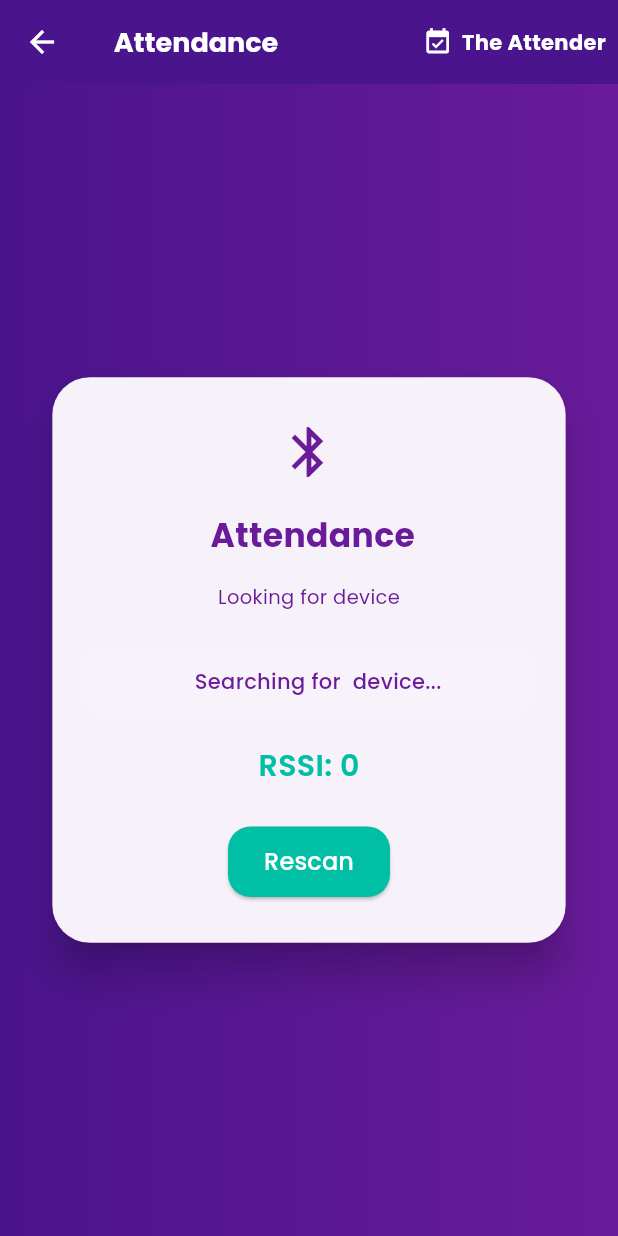
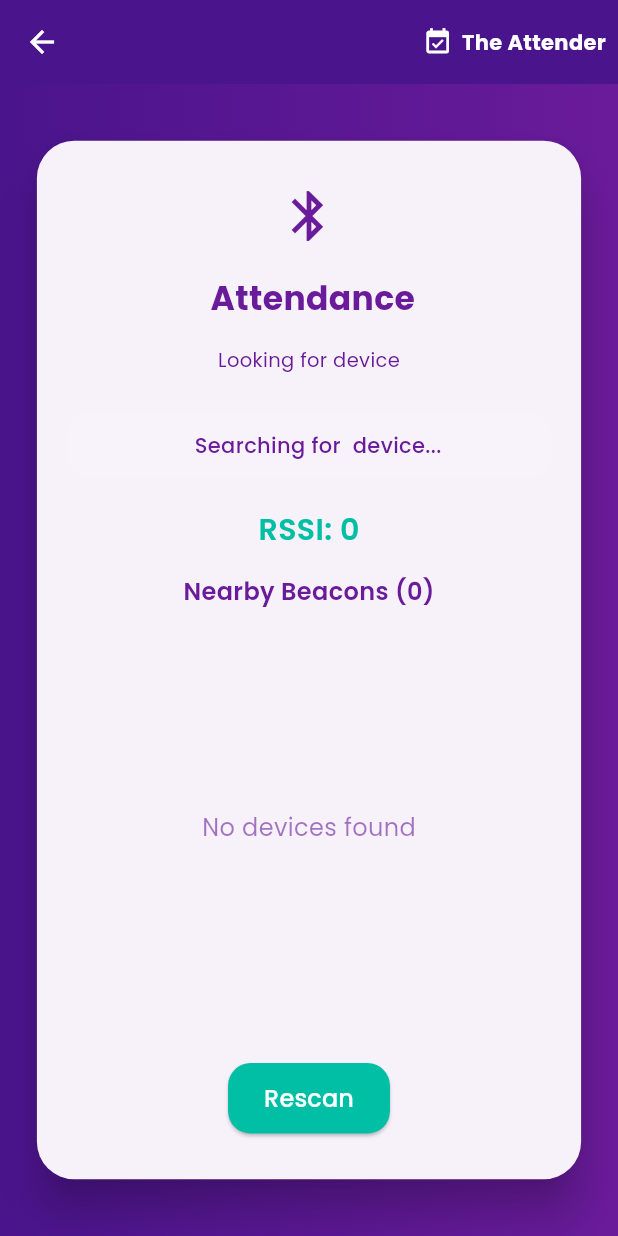
Before and after one commit to CasuallyC0ding/attendance_app, a Flutter app: the TakeAttendence screen opened directly with empty values, after a tap on "Rescan", on a phone screen of 412 x 824 dp. Run offline on Flutter 3.47's test engine with Material 3 defaults, Android fonts, the phone set to English and light mode, and no system bars; our stand-ins replace device_preview, firebase_auth, firebase_core, flutter_blue_plus, google_fonts, permission_handler; accounts and stored records are empty.

Commit message:
updated with fix

```diff
--- a/lib/Take_Attendence.dart
+++ b/lib/Take_Attendence.dart
@@ -1,3 +1,5 @@
+
+import 'dart:math';
 import 'package:flutter/material.dart';
 import 'package:flutter_blue_plus/flutter_blue_plus.dart';
 import 'package:google_fonts/google_fonts.dart';
@@ -6,14 +8,13 @@ import 'package:permission_handler/permission_handler.dart';
 class TakeAttendence extends StatefulWidget {
   final String selectedCourse;
 
-  const TakeAttendence({super.key, required this.selectedCourse});
+  const TakeAttendence({Key? key, required this.selectedCourse}) : super(key: key);
 
   @override
-  State<TakeAttendence> createState() => _TakeAttendencepage();
+  State<TakeAttendence> createState() => _TakeAttendencePage();
 }
 
-class _TakeAttendencepage extends State<TakeAttendence> {
-  // Device address mapping remains unchanged
+class _TakeAttendencePage extends State<TakeAttendence> {
   final Map<String, String> _courseDevices = {
     'COMM604': 'BC:57:29:00:4B:3A',
     'NETW603': 'D4:36:39:DB:6F:7B',
@@ -26,26 +27,43 @@ class _TakeAttendencepage extends State<TakeAttendence> {
   int _rssi = 0;
   bool _isScanning = false;
   String _status = 'Searching for device...';
+  List<ScanResult> _allDevices = [];
 
   @override
   void initState() {
     super.initState();
-    _startScan();
+    _requestPermissionsAndStartScan();
   }
 
-  // Scanning logic remains unchanged
+  Future<void> _requestPermissionsAndStartScan() async {
+    // Request location permission (required for BLE on Android)
+    var status = await Permission.location.request();
+    if (status.isGranted) {
+      _startScan();
+    } else {
+      setState(() {
+        _status = 'Location permission required for Bluetooth scanning';
+      });
+    }
+  }
+
   Future<void> _startScan() async {
     try {
-      await Permission.location.request();
       setState(() {
         _isScanning = true;
         _status = 'Searching for ${widget.selectedCourse} device...';
+        _allDevices.clear();
       });
 
+      // Setup scan listener
       FlutterBluePlus.scanResults.listen((results) {
         final targetAddress = _courseDevices[widget.selectedCourse]?.replaceAll(':', '') ?? '';
+        setState(() {
+          _allDevices = results.where((result) => result.device.remoteId.str.isNotEmpty).toList();
+        });
+
         for (ScanResult result in results) {
-          if (result.device.remoteId.toString().toUpperCase() == targetAddress) {
+          if (result.device.remoteId.str.toUpperCase() == targetAddress) {
             setState(() {
               _targetDevice = result.device;
               _rssi = result.rssi;
@@ -57,11 +75,18 @@ class _TakeAttendencepage extends State<TakeAttendence> {
         }
       });
 
-      await FlutterBluePlus.startScan(timeout: const Duration(seconds: 10));
+      // Start scan with timeout
+      await FlutterBluePlus.startScan(
+        timeout: const Duration(seconds: 10),
+        androidUsesFineLocation: true,
+      );
+
     } catch (e) {
       setState(() => _status = 'Error: ${e.toString()}');
     } finally {
-      setState(() => _isScanning = false);
+      if (mounted) {
+        setState(() => _isScanning = false);
+      }
     }
   }
 
@@ -74,14 +99,6 @@ class _TakeAttendencepage extends State<TakeAttendence> {
     return Scaffold(
       appBar: AppBar(
         backgroundColor: const Color(0xFF4A148C),
-        title: Text(
-          '${widget.selectedCourse} Attendance',
-          style: GoogleFonts.poppins(
-            color: Colors.white,
-            fontWeight: FontWeight.bold,
-            fontSize: 18,
-          ),
-        ),
         leading: IconButton(
           icon: const Icon(Icons.arrow_back, color: Colors.white),
           onPressed: () => Navigator.pop(context),
@@ -115,7 +132,8 @@ class _TakeAttendencepage extends State<TakeAttendence> {
         child: SafeArea(
           child: Center(
             child: Container(
-              width: MediaQuery.of(context).size.width * 0.85,
+              width: MediaQuery.of(context).size.width * 0.9,
+              height: MediaQuery.of(context).size.height * 0.85,
               child: Card(
                 elevation: 12,
                 shape: RoundedRectangleBorder(
@@ -140,11 +158,10 @@ class _TakeAttendencepage extends State<TakeAttendence> {
                         ),
                       ),
                       const SizedBox(height: 16),
-                      // Smaller search text
                       Text(
                         'Looking for ${_courseDevices[widget.selectedCourse] ?? 'device'}',
                         style: GoogleFonts.poppins(
-                          fontSize: 13, // Reduced from 14
+                          fontSize: 13,
                           color: purpleTextColor,
                         ),
                       ),
@@ -159,7 +176,20 @@ class _TakeAttendencepage extends State<TakeAttendence> {
                           fontWeight: FontWeight.w600,
                         ),
                       ),
-                      const SizedBox(height: 25),
+                      const SizedBox(height: 15),
+                      Text(
+                        'Nearby Beacons (${_allDevices.length})',
+                        style: GoogleFonts.poppins(
+                          fontSize: 16,
+                          color: primaryColor,
+                          fontWeight: FontWeight.w600,
+                        ),
+                      ),
+                      const SizedBox(height: 10),
+                      Expanded(
+                        child: _buildDeviceList(),
+                      ),
+                      const SizedBox(height: 20),
                       ElevatedButton(
                         onPressed: _isScanning ? null : _startScan,
                         style: ElevatedButton.styleFrom(
@@ -170,7 +200,7 @@ class _TakeAttendencepage extends State<TakeAttendence> {
                               borderRadius: BorderRadius.circular(15)),
                         ),
                         child: Text(
-                          'Rescan',
+                          _isScanning ? 'Scanning...' : 'Rescan',
                           style: GoogleFonts.poppins(
                             fontSize: 16,
                             fontWeight: FontWeight.w500,
@@ -187,6 +217,69 @@ class _TakeAttendencepage extends State<TakeAttendence> {
         ),
       ),
     );
+  }
+
+  Widget _buildDeviceList() {
+    if (_allDevices.isEmpty) {
+      return Center(
+        child: Text(
+          'No devices found',
+          style: GoogleFonts.poppins(
+            fontSize: 16,
+            color: const Color(0xFF6A1B9A).withOpacity(0.6),
+          ),
+        ),
+      );
+    }
+
+    return ListView.builder(
+      itemCount: _allDevices.length,
+      itemBuilder: (context, index) {
+        final device = _allDevices[index];
+        final distance = _calculateDistance(device.rssi);
+        final isTargetDevice = _courseDevices[widget.selectedCourse]?.replaceAll(':', '') ==
+            device.device.remoteId.str.toUpperCase();
+
+        return Card(
+          margin: const EdgeInsets.symmetric(vertical: 4, horizontal: 8),
+          color: isTargetDevice ? const Color(0xFFE1BEE7) : Colors.white,
+          elevation: 2,
+          child: ListTile(
+            title: Text(
+              device.device.remoteId.str,
+              style: GoogleFonts.poppins(
+                fontSize: 14,
+                fontWeight: FontWeight.w500,
+                color: const Color(0xFF6A1B9A),
+              ),
+            ),
+            subtitle: Text(
+              'RSSI: ${device.rssi} | Distance: ${distance.toStringAsFixed(2)}m',
+              style: GoogleFonts.poppins(
+                fontSize: 12,
+                color: const Color(0xFF6A1B9A).withOpacity(0.7),
+              ),
+            ),
+            trailing: isTargetDevice
+                ? const Icon(Icons.check_circle, color: Colors.green)
+                : null,
+          ),
+        );
+      },
+    );
+  }
+
+  double _calculateDistance(int rssi) {
+    // Simple distance calculation (can be adjusted based on your environment)
+    const txPower = -59; // Reference RSSI at 1 meter
+    if (rssi == 0) return -1.0; // Unknown distance
+
+    double ratio = rssi * 1.0 / txPower;
+    if (ratio < 1.0) {
+      return pow(ratio, 10).toDouble();
+    } else {
+      return (0.89976) * pow(ratio, 7.7095) + 0.111;
+    }
   }
 
   Widget _buildStatusIndicator() {
@@ -208,13 +301,14 @@ class _TakeAttendencepage extends State<TakeAttendence> {
               ),
             ),
           const SizedBox(width: 12),
-          // Smaller status text
-          Text(
-            _status,
-            style: GoogleFonts.poppins(
-              fontSize: 14, // Reduced from 16
-              color: Color(0xFF6A1B9A),
-              fontWeight: FontWeight.w500,
+          Flexible(
+            child: Text(
+              _status,
+              style: GoogleFonts.poppins(
+                fontSize: 14,
+                color: const Color(0xFF6A1B9A),
+                fontWeight: FontWeight.w500,
+              ),
             ),
           ),
         ],
```
Also changed, not shown: 1 other file.
